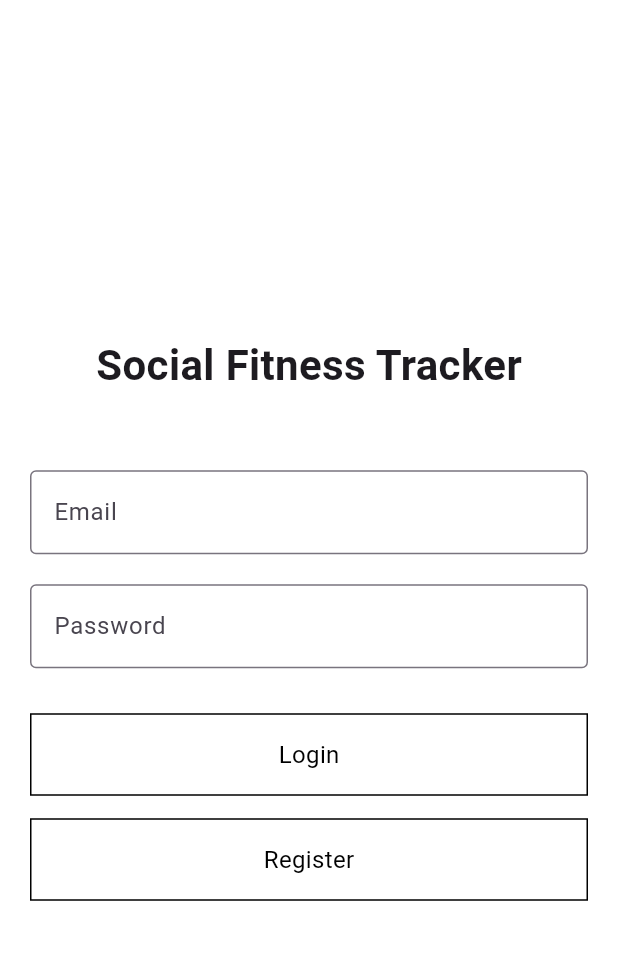
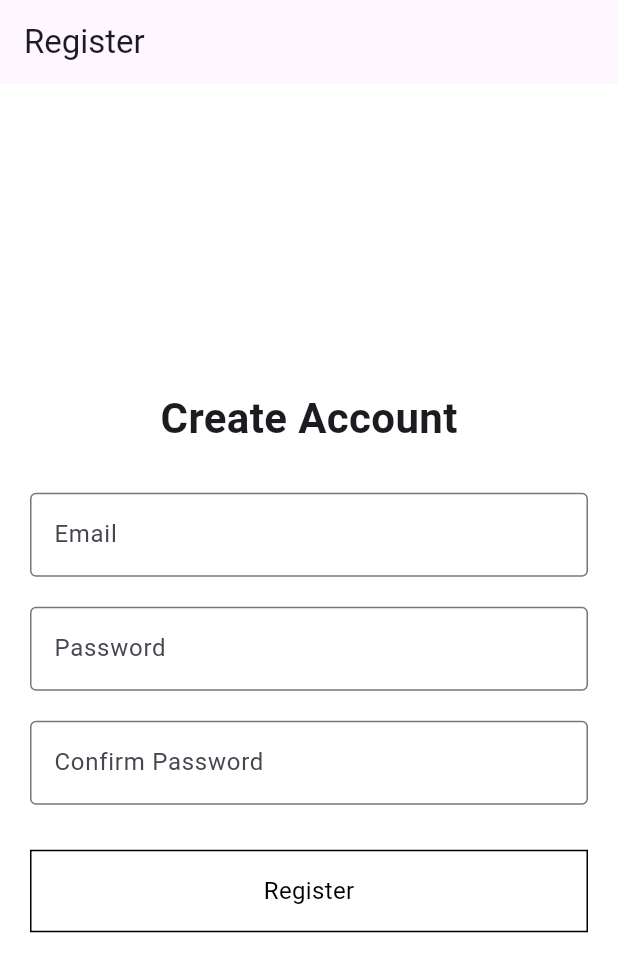
Before and after one commit to vk1hub/Social-Fitness-Tracker, a Flutter app: the screen it shows after launch, after a tap on "Register", on a phone screen of 412 x 824 dp. Shown: the top 972 px of the screen. Run offline on Flutter 3.47's test engine with Material 3 defaults, Android fonts, the phone set to English and light mode, and no system bars; our stand-ins replace firebase_auth, firebase_core, shared_preferences, table_calendar; accounts and stored records are empty.

Commit message:
Created registration screen and connected it with the login page

```diff
--- a/lib/login_screen.dart
+++ b/lib/login_screen.dart
@@ -1,6 +1,7 @@
 import 'package:flutter/material.dart';
 import 'package:firebase_auth/firebase_auth.dart';
 import 'home_screen.dart';
+import 'register_screen.dart';
 
 class LoginScreen extends StatefulWidget {
   @override
@@ -36,6 +37,8 @@ class LoginScreenState extends State<LoginScreen> {
       );
     } on FirebaseAuthException catch (e) {
       String message = 'An error occurred';
+
+      // handle error messages
       if (e.code == 'user-not-found') {
         message = 'No user found with this email';
       } else if (e.code == 'wrong-password') {
@@ -110,6 +113,10 @@ class LoginScreenState extends State<LoginScreen> {
 
                   GestureDetector(
                     onTap: () {
+                      Navigator.pushReplacement(
+                        context,
+                        MaterialPageRoute(builder: (context) => RegisterScreen()),
+                      );
                     },
                     child: Container(
                       width: double.infinity,
--- /dev/null
+++ b/lib/register_screen.dart
@@ -0,0 +1,142 @@
+import 'package:flutter/material.dart';
+import 'package:firebase_auth/firebase_auth.dart';
+import 'home_screen.dart';
+
+class RegisterScreen extends StatefulWidget {
+  @override
+  RegisterScreenState createState() => RegisterScreenState();
+}
+
+class RegisterScreenState extends State<RegisterScreen> {
+  TextEditingController emailController = TextEditingController();
+  TextEditingController passwordController = TextEditingController();
+  TextEditingController confirmPasswordController = TextEditingController();
+  bool isLoading = false;
+
+  Future<void> register() async {
+    // handle empty fields
+
+    if (emailController.text.isEmpty ||
+        passwordController.text.isEmpty ||
+        confirmPasswordController.text.isEmpty) {
+      ScaffoldMessenger.of(
+        context,
+      ).showSnackBar(SnackBar(content: Text('Please fill in all fields')));
+      return;
+    }
+
+    if (passwordController.text != confirmPasswordController.text) {
+      ScaffoldMessenger.of(
+        context,
+      ).showSnackBar(SnackBar(content: Text('Passwords do not match')));
+      return;
+    }
+
+    if (passwordController.text.length < 6) {
+      ScaffoldMessenger.of(context).showSnackBar(
+        SnackBar(content: Text('Password must be at least 6 characters')),
+      );
+      return;
+    }
+
+    setState(() {
+      isLoading = true;
+    });
+
+    try {
+      await FirebaseAuth.instance.createUserWithEmailAndPassword(
+        email: emailController.text.trim(),
+        password: passwordController.text,
+      );
+
+      Navigator.pushReplacement(
+        context,
+        MaterialPageRoute(builder: (context) => MyHomePage()),
+      );
+    } on FirebaseAuthException catch (e) {
+      String message = 'An error occurred';
+      if (e.code == 'weak-password') {
+        message = 'The password is too weak';
+      } else if (e.code == 'email-already-in-use') {
+        message = 'An account already exists for this email';
+      }
+
+      ScaffoldMessenger.of(
+        context,
+      ).showSnackBar(SnackBar(content: Text(message)));
+    } finally {
+      setState(() {
+        isLoading = false;
+      });
+    }
+  }
+
+  @override
+  Widget build(BuildContext context) {
+    return Scaffold(
+      appBar: AppBar(title: Text('Register')),
+      body: Padding(
+        padding: EdgeInsets.all(20),
+        child: Column(
+          mainAxisAlignment: MainAxisAlignment.center,
+          children: [
+            Text(
+              'Create Account',
+              style: TextStyle(fontSize: 28, fontWeight: FontWeight.bold),
+            ),
+            SizedBox(height: 30),
+
+            TextField(
+              controller: emailController,
+              decoration: InputDecoration(
+                labelText: 'Email',
+                border: OutlineInputBorder(),
+              ),
+            ),
+            SizedBox(height: 20),
+
+            TextField(
+              controller: passwordController,
+              obscureText: true,
+              decoration: InputDecoration(
+                labelText: 'Password',
+                border: OutlineInputBorder(),
+              ),
+            ),
+            SizedBox(height: 20),
+
+            TextField(
+              controller: confirmPasswordController,
+              obscureText: true,
+              decoration: InputDecoration(
+                labelText: 'Confirm Password',
+                border: OutlineInputBorder(),
+              ),
+            ),
+            SizedBox(height: 30),
+
+            if (isLoading)
+              CircularProgressIndicator()
+            else
+              GestureDetector(
+                onTap: register,
+                child: Container(
+                  width: double.infinity,
+                  padding: EdgeInsets.symmetric(vertical: 15),
+                  decoration: BoxDecoration(
+                    border: Border.all(color: Colors.black),
+                  ),
+                  child: Center(
+                    child: Text(
+                      'Register',
+                      style: TextStyle(fontSize: 16, color: Colors.black),
+                    ),
+                  ),
+                ),
+              ),
+          ],
+        ),
+      ),
+    );
+  }
+}
```
